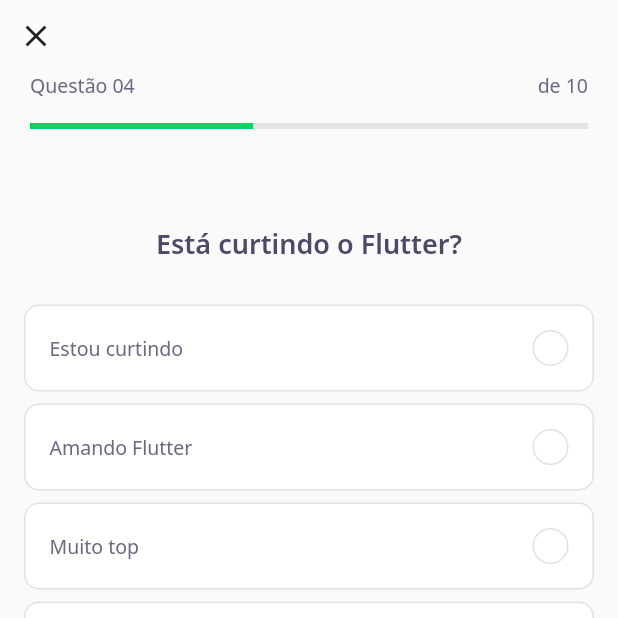
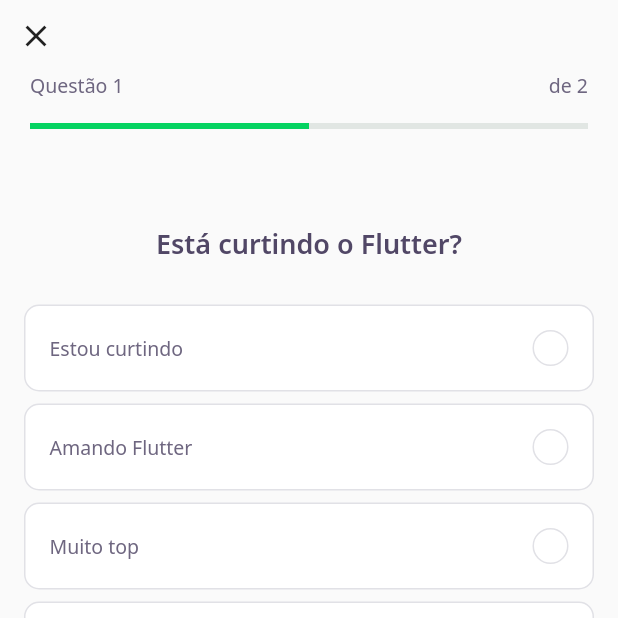
Before and after one commit to pedrohcms/devquiz, a Flutter app: the screen it shows after launch, after a tap on "NLW 5 Flutter", on a phone screen of 412 x 824 dp, the top half of it. Run offline on Flutter 3.47's test engine with Material 2 defaults, Android fonts, the phone set to English and light mode, and no system bars; our stand-ins replace google_fonts; accounts and stored records are empty; network calls fail.

Commit message:
Inicia gerencia de estado

```diff
--- /dev/null
+++ b/lib/challenge/challenge_controller.dart
@@ -0,0 +1,7 @@
+import 'package:flutter/material.dart';
+
+class ChallengeController {
+  final currentPageNotifier = ValueNotifier<int>(1);
+  int get currentPage => currentPageNotifier.value;
+  set currentPage(int value) => currentPageNotifier.value = value;
+}
--- a/lib/challenge/challenge_page.dart
+++ b/lib/challenge/challenge_page.dart
@@ -1,3 +1,4 @@
+import 'package:dev_quiz/challenge/challenge_controller.dart';
 import 'package:dev_quiz/challenge/widgets/next_button/next_button_widget.dart';
 import 'package:dev_quiz/challenge/widgets/question_indicator/question_indicator_widget.dart';
 import 'package:dev_quiz/challenge/widgets/quiz/quiz_widget.dart';
@@ -14,6 +15,17 @@ class ChallengePage extends StatefulWidget {
 }
 
 class _ChallengePageState extends State<ChallengePage> {
+  final controller = ChallengeController();
+  final pageController = PageController();
+
+  @override
+  void initState() {
+    pageController.addListener(() {
+      controller.currentPage = pageController.page!.toInt() + 1;
+    });
+    super.initState();
+  }
+
   @override
   Widget build(BuildContext context) {
     return Scaffold(
@@ -30,13 +42,24 @@ class _ChallengePageState extends State<ChallengePage> {
                   Navigator.pop(context);
                 },
               ),
-              QuestionIndicatorWidget(),
+              ValueListenableBuilder<int>(
+                valueListenable: controller.currentPageNotifier,
+                builder: (context, value, _) => QuestionIndicatorWidget(
+                  currentPage: value,
+                  length: widget.questions.length,
+                ),
+              ),
             ],
           ),
         ),
       ),
-      body: QuizWidget(
-        question: widget.questions[0],
+      body: PageView(
+        controller: pageController,
+        children: widget.questions
+            .map((e) => QuizWidget(
+                  question: e,
+                ))
+            .toList(),
       ),
       bottomNavigationBar: Padding(
         padding: const EdgeInsets.only(bottom: 6, right: 20, left: 20),
--- a/lib/challenge/widgets/question_indicator/question_indicator_widget.dart
+++ b/lib/challenge/widgets/question_indicator/question_indicator_widget.dart
@@ -3,6 +3,15 @@ import 'package:dev_quiz/shared/widgets/progress_indicator/progress_indicator_wi
 import 'package:flutter/material.dart';
 
 class QuestionIndicatorWidget extends StatelessWidget {
+  final int currentPage;
+  final int length;
+
+  const QuestionIndicatorWidget({
+    Key? key,
+    required this.currentPage,
+    required this.length,
+  }) : super(key: key);
+
   @override
   Widget build(BuildContext context) {
     return Container(
@@ -13,11 +22,11 @@ class QuestionIndicatorWidget extends StatelessWidget {
             mainAxisAlignment: MainAxisAlignment.spaceBetween,
             children: [
               Text(
-                "Questão 04",
+                "Questão $currentPage",
                 style: AppTextStyles.body,
               ),
               Text(
-                "de 10",
+                "de $length",
                 style: AppTextStyles.body,
               ),
             ],
@@ -25,7 +34,7 @@ class QuestionIndicatorWidget extends StatelessWidget {
           SizedBox(
             height: 16,
           ),
-          ProgressIndicatorWidget(value: .4)
+          ProgressIndicatorWidget(value: currentPage / length)
         ],
       ),
     );
```
